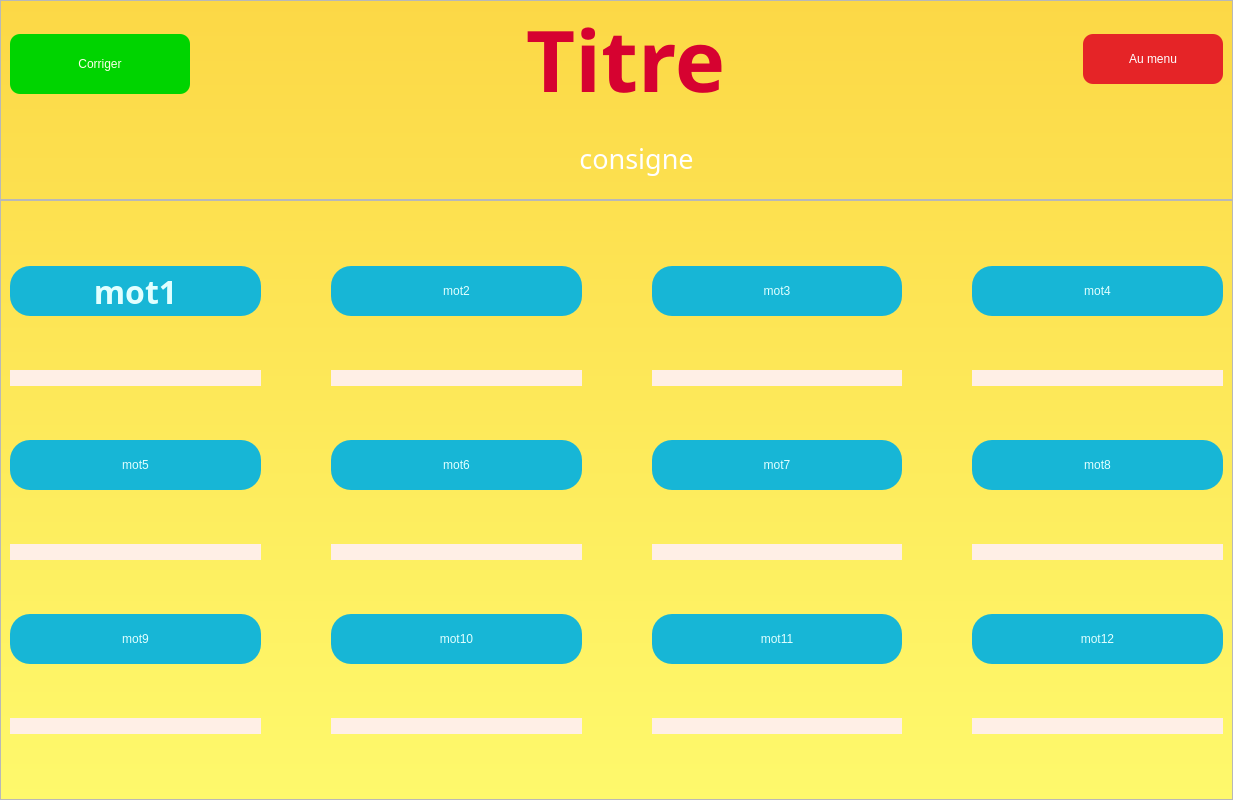
Old version of the form Screens/Grammaire/grammaire_levelPage.ui in the repository naderite/french-learn-app.
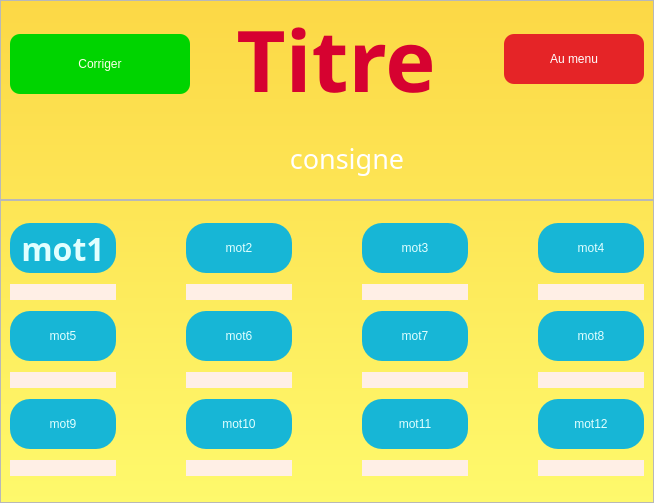
New version of the form.

Patch:
```diff
--- a/Screens/Grammaire/grammaire_levelPage.ui
+++ b/Screens/Grammaire/grammaire_levelPage.ui
@@ -6,8 +6,8 @@
    <rect>
     <x>0</x>
     <y>0</y>
-    <width>1233</width>
-    <height>800</height>
+    <width>654</width>
+    <height>503</height>
    </rect>
   </property>
   <property name="windowTitle">
@@ -772,7 +772,7 @@
          <property name="minimumSize">
           <size>
            <width>16</width>
-           <height>2</height>
+           <height>30</height>
           </size>
          </property>
          <property name="maximumSize">
```
